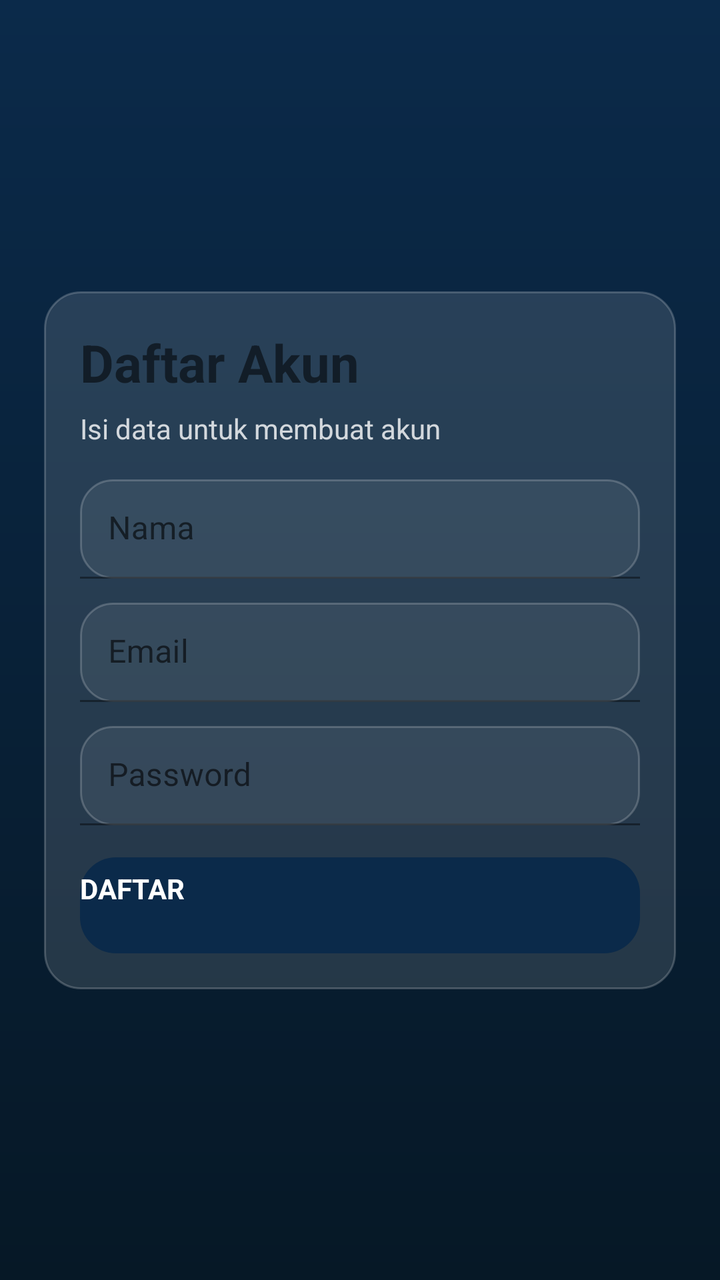
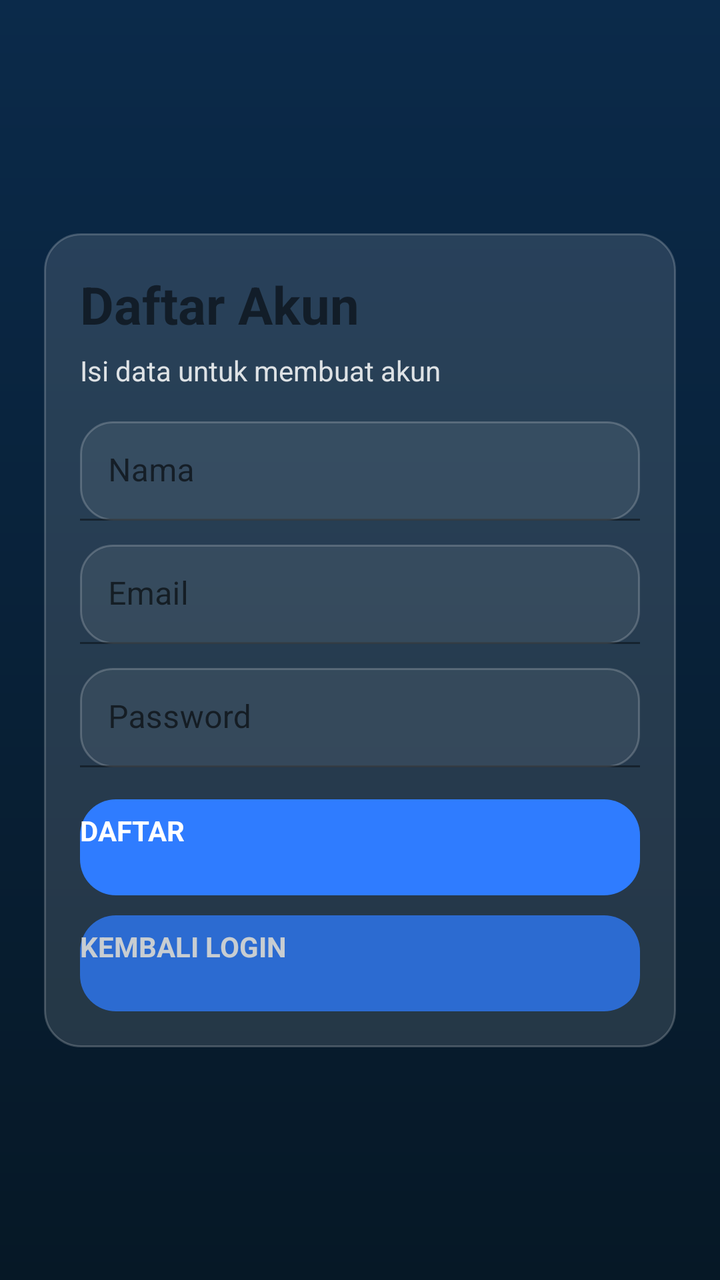

Compare the two renders of this Android layout. The source of the first and the diff that turns it into the second are given below.
<!-- AndroidManifest.xml: application theme AppTheme -->
<!-- res/layout/activity_register.xml -->
<?xml version="1.0" encoding="utf-8"?>
<androidx.constraintlayout.widget.ConstraintLayout
    xmlns:android="http://schemas.android.com/apk/res/android"
    xmlns:app="http://schemas.android.com/apk/res-auto"
    android:layout_width="match_parent"
    android:layout_height="match_parent"
    android:background="@drawable/bg_auth">

    <LinearLayout
        android:layout_width="0dp"
        android:layout_height="wrap_content"
        android:background="@drawable/bg_card"
        android:orientation="vertical"
        android:layout_margin="22dp"
        app:layout_constraintTop_toTopOf="parent"
        app:layout_constraintBottom_toBottomOf="parent"
        app:layout_constraintStart_toStartOf="parent"
        app:layout_constraintEnd_toEndOf="parent">

        <TextView
            android:layout_width="match_parent"
            android:layout_height="wrap_content"
            android:text="Daftar Akun"
            android:textStyle="bold"
            android:textSize="26sp"
            android:textColor="@color/primary_accent"/>

        <TextView
            android:layout_width="match_parent"
            android:layout_height="wrap_content"
            android:text="Isi data untuk membuat akun"
            android:layout_marginTop="6dp"
            android:alpha="0.8"
            android:textColor="@android:color/white"/>

        <com.google.android.material.textfield.TextInputLayout
            android:layout_width="match_parent"
            android:layout_height="wrap_content"
            android:layout_marginTop="16dp">

            <com.google.android.material.textfield.TextInputEditText
                android:id="@+id/etName"
                android:layout_width="match_parent"
                android:layout_height="wrap_content"
                android:hint="Nama"
                android:background="@drawable/bg_input"
                android:padding="14dp"
                android:textColor="@android:color/white"
                android:textColorHint="#99FFFFFF"/>
        </com.google.android.material.textfield.TextInputLayout>

        <com.google.android.material.textfield.TextInputLayout
            android:layout_width="match_parent"
            android:layout_height="wrap_content"
            android:layout_marginTop="12dp">

            <com.google.android.material.textfield.TextInputEditText
                android:id="@+id/etEmail"
                android:layout_width="match_parent"
                android:layout_height="wrap_content"
                android:hint="Email"
                android:inputType="textEmailAddress"
                android:background="@drawable/bg_input"
                android:padding="14dp"
                android:textColor="@android:color/white"
                android:textColorHint="#99FFFFFF"/>
        </com.google.android.material.textfield.TextInputLayout>

        <com.google.android.material.textfield.TextInputLayout
            android:layout_width="match_parent"
            android:layout_height="wrap_content"
            android:layout_marginTop="12dp">

            <com.google.android.material.textfield.TextInputEditText
                android:id="@+id/etPass"
                android:layout_width="match_parent"
                android:layout_height="wrap_content"
                android:hint="Password"
                android:inputType="textPassword"
                android:background="@drawable/bg_input"
                android:padding="14dp"
                android:textColor="@android:color/white"
                android:textColorHint="#99FFFFFF"/>
        </com.google.android.material.textfield.TextInputLayout>

        <com.google.android.material.button.MaterialButton
            android:id="@+id/btnRegister"
            android:layout_width="match_parent"
            android:layout_height="48dp"
            android:layout_marginTop="16dp"
            android:text="DAFTAR"
            android:textStyle="bold"
            android:textColor="@android:color/white"
            android:background="@drawable/btn_primary"/>

    </LinearLayout>

</androidx.constraintlayout.widget.ConstraintLayout>
<!-- resources referenced by this layout -->
<resources>
  <!-- drawable bg_auth (drawable) -->
  <?xml version="1.0" encoding="utf-8"?>
  <shape xmlns:android="http://schemas.android.com/apk/res/android">
      <gradient
          android:startColor="@color/dark_navy"
          android:endColor="@color/navy"
          android:angle="90" />
  </shape>
  <!-- drawable bg_card (drawable) -->
  <?xml version="1.0" encoding="utf-8"?>
  <shape xmlns:android="http://schemas.android.com/apk/res/android">
      <solid android:color="#1FFFFFFF"/>
      <corners android:radius="18dp"/>
      <stroke android:width="1dp" android:color="#33FFFFFF"/>
      <padding
          android:left="18dp"
          android:top="18dp"
          android:right="18dp"
          android:bottom="18dp"/>
  </shape>
  <!-- drawable bg_input (drawable) -->
  <?xml version="1.0" encoding="utf-8"?>
  <shape xmlns:android="http://schemas.android.com/apk/res/android">
      <solid android:color="#12FFFFFF"/>
      <corners android:radius="16dp"/>
      <stroke android:width="1dp" android:color="#33FFFFFF"/>
  </shape>
  <!-- drawable btn_primary (drawable) -->
  <?xml version="1.0" encoding="utf-8"?>
  <ripple xmlns:android="http://schemas.android.com/apk/res/android"
      android:color="#33FFFFFF">
      <item>
          <shape android:shape="rectangle">
              <solid android:color="#2F7CFF"/>
              <corners android:radius="18dp"/>
          </shape>
      </item>
  </ripple>
  <style name="AppTheme" parent="Theme.MaterialComponents.DayNight.NoActionBar">
          <item name="colorPrimary">@color/navy</item>
          <item name="colorPrimaryVariant">@color/navy</item>
          <item name="colorSecondary">@color/accent_blue</item>
          <item name="android:statusBarColor">@color/navy</item>
          <item name="android:navigationBarColor">@color/dark_navy</item>
          <item name="android:windowBackground">@color/bg_day</item>
  
          
          <item name="android:windowAnimationStyle">@style/WindowAnim</item>
          <item name="materialButtonStyle">/AppButton</item>
  </style>
  <color name="dark_navy">#061826</color>
  <color name="navy">#0B2A4A</color>
  <color name="accent_blue">#2F74FF</color>
  <color name="bg_day">#FFFFFF</color>
  <style name="WindowAnim">
          <item name="android:windowEnterAnimation">@android:anim/fade_in</item>
          <item name="android:windowExitAnimation">@android:anim/fade_out</item>
      </style>
</resources>

<!-- the commit's change to res/layout/activity_register.xml (unified diff, before → after) -->
@@ -30,8 +30,8 @@
             android:layout_height="wrap_content"
             android:text="Isi data untuk membuat akun"
             android:layout_marginTop="6dp"
-            android:alpha="0.8"
-            android:textColor="@android:color/white"/>
+            android:textColor="@android:color/white"
+            android:alpha="0.85"/>
 
         <com.google.android.material.textfield.TextInputLayout
             android:layout_width="match_parent"
@@ -91,8 +91,28 @@
             android:text="DAFTAR"
             android:textStyle="bold"
             android:textColor="@android:color/white"
-            android:background="@drawable/btn_primary"/>
+            android:background="@drawable/btn_primary"
+            app:backgroundTint="@null"/>
 
+        <ProgressBar
+            android:id="@+id/pbRegister"
+            android:layout_width="wrap_content"
+            android:layout_height="wrap_content"
+            android:layout_gravity="center"
+            android:layout_marginTop="12dp"
+            android:visibility="gone"/>
+
+        <com.google.android.material.button.MaterialButton
+            android:id="@+id/btnBackLogin"
+            android:layout_width="match_parent"
+            android:layout_height="48dp"
+            android:layout_marginTop="10dp"
+            android:text="KEMBALI LOGIN"
+            android:textStyle="bold"
+            android:textColor="@android:color/white"
+            android:background="@drawable/btn_primary"
+            app:backgroundTint="@null"
+            android:alpha="0.75"/>
     </LinearLayout>
 
 </androidx.constraintlayout.widget.ConstraintLayout>
